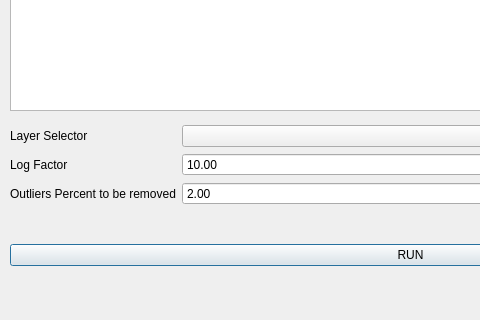
le-sawe/SARView, file SARView_dialog_base.ui: the form before one commit; both pictures show x 0 to 480 and y 315 to 635 of the 822 by 635 pixel window.
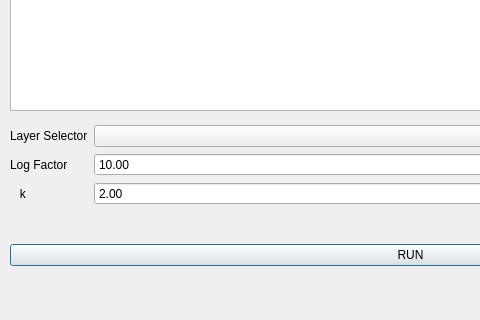
The form after the commit.

```diff
--- a/SARView_dialog_base.ui
+++ b/SARView_dialog_base.ui
@@ -65,7 +65,7 @@
       <item row="4" column="0">
        <widget class="QLabel" name="outliersPercentToBeRemovedLabel">
         <property name="text">
-         <string>Outliers Percent to be removed</string>
+         <string>   k</string>
         </property>
        </widget>
       </item>
```
